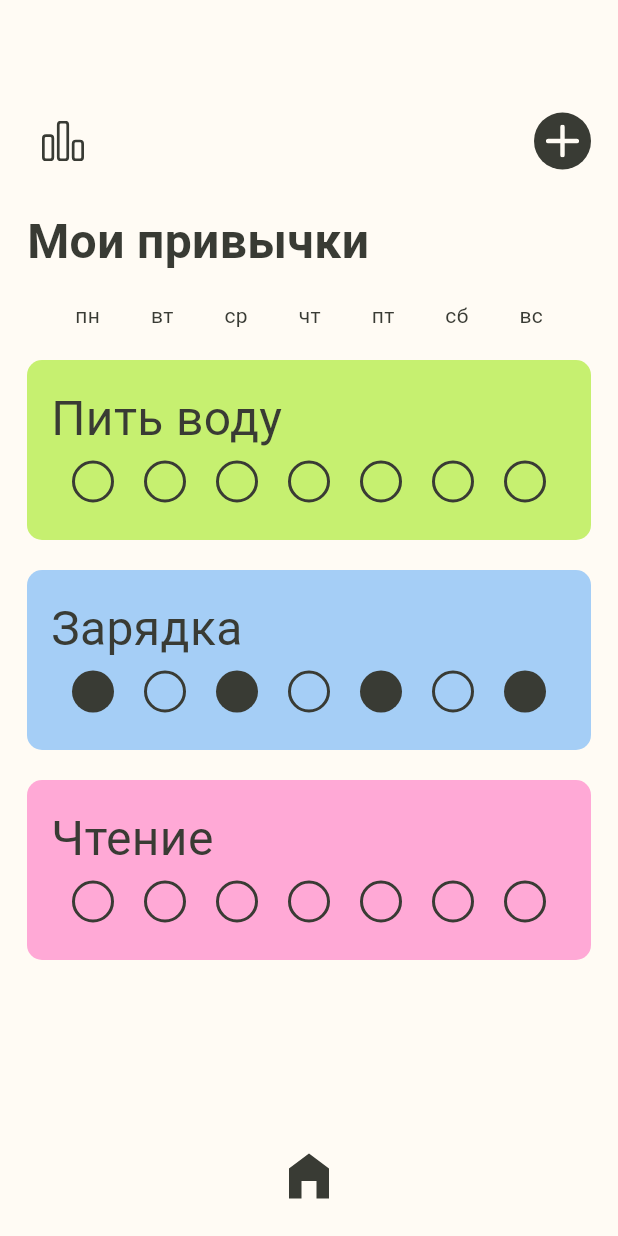
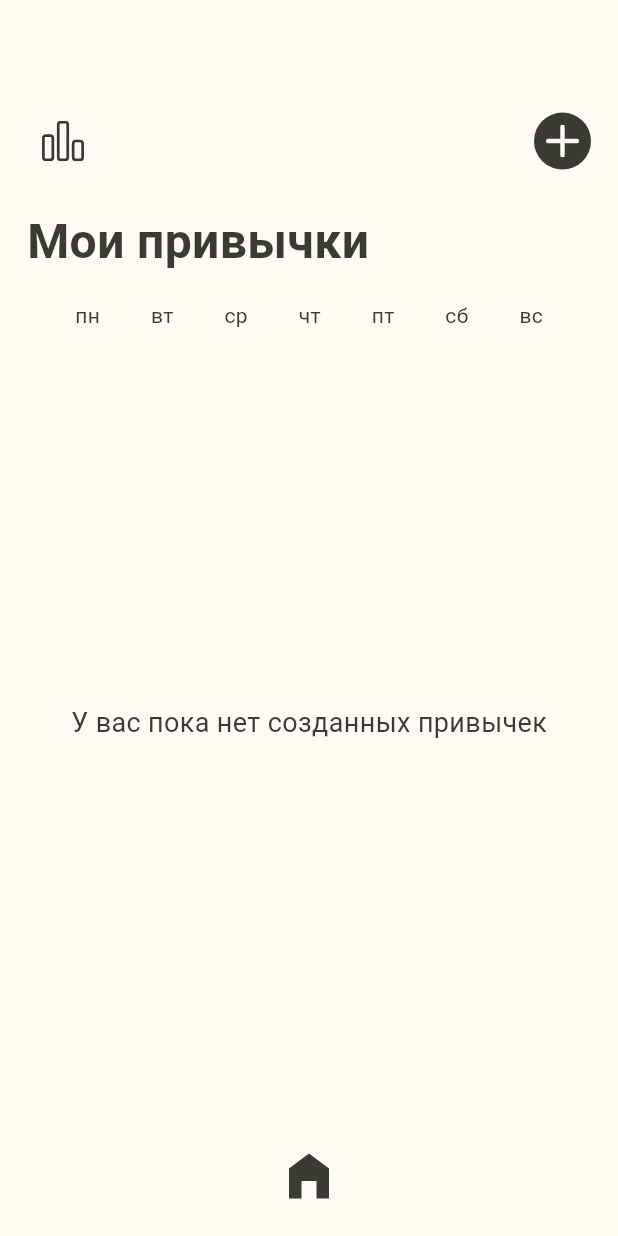
Before and after one commit to kira-ko/habit_tracker, a Flutter app: the screen it shows after launch, on a phone screen of 412 x 824 dp. Run offline on Flutter 3.47's test engine with Material 3 defaults, Android fonts, the phone set to English and light mode, and no system bars; our stand-ins replace flutter_svg, google_fonts, hive, hive_flutter; accounts and stored records are empty.

Commit message:
Добавлена модель привычки. Хранение данных. Логика работы двух экранов

```diff
--- a/lib/models/habit.dart
+++ b/lib/models/habit.dart
@@ -1,13 +1,32 @@
+import 'package:hive/hive.dart';
 import 'package:flutter/material.dart';
 
-class Habit {
-  final String title;
-  final String description;
-  final Color color;
+part 'habit.g.dart';
+
+@HiveType(typeId: 0)
+class Habit extends HiveObject {
+  @HiveField(0)
+  String id;
+
+  @HiveField(1)
+  String title;
+
+  @HiveField(2)
+  String description;
+
+  @HiveField(3)
+  int colorValue;
+
+  @HiveField(4)
+  List<bool> completionStatus;
 
   Habit({
+    required this.id,
     required this.title,
     required this.description,
-    required this.color,
+    required this.colorValue,
+    required this.completionStatus,
   });
+
+  Color get color => Color(colorValue);
 }
--- a/lib/screens/create_habit_screen.dart
+++ b/lib/screens/create_habit_screen.dart
@@ -56,10 +56,14 @@ class _CreateHabitScreenState extends State<CreateHabitScreen> {
                             ? () {
                           // Создаем привычку
                           Habit newHabit = Habit(
+                            id: DateTime.now().millisecondsSinceEpoch.toString(),
                             title: _habitNameController.text,
                             description: _habitDescriptionController.text,
-                            color: habitColor,
+                            colorValue: habitColor.value, // 💡 передаём int!
+                            completionStatus: List.filled(7, false),
                           );
+
+
 
                           // Возвращаемся на предыдущий экран и передаем привычку
                           Navigator.pop(context, newHabit);
--- a/lib/screens/home_screen.dart
+++ b/lib/screens/home_screen.dart
@@ -1,6 +1,8 @@
 import 'package:flutter/material.dart';
 import 'package:flutter_svg/flutter_svg.dart'; // Для использования SVG иконок
 import 'package:habit_tracker/Theme/colors.dart';
+import 'package:habit_tracker/models/habit.dart';
+import 'package:hive/hive.dart';
 
 class HomeScreen extends StatefulWidget {
   @override
@@ -9,18 +11,33 @@ class HomeScreen extends StatefulWidget {
 
 class _HomeScreenState extends State<HomeScreen> {
   // Пример данных привычек
-  final List<Habit> habits = [
-    Habit(name: 'Пить воду', color: AppColors.green),
-    Habit(name: 'Зарядка', color: AppColors.blue),
-    Habit(name: 'Чтение', color: AppColors.pink),
-  ];
+  List<Habit> habits = [];
 
-  // Логика для отслеживания выполнения привычки (можно делать с помощью bool для каждого дня)
-  List<List<bool>> habitCompletionStatus = [
-    [false, false, false, false, false, false, false], // Статус выполнения для первой привычки
-    [true, false, true, false, true, false, true], // Для второй привычки
-    [false, false, false, false, false, false, false], // Для третьей привычки
-  ];
+  final List<String> weekDays = ['Пн', 'Вт', 'Ср', 'Чт', 'Пт', 'Сб', 'Вс'];
+
+  late Box<Habit> habitBox;
+
+  @override
+  void initState() {
+    super.initState();
+    loadHabits(); // Загружаем привычки при старте
+  }
+
+  Future<void> loadHabits() async {
+    habitBox = Hive.box<Habit>('habits'); // открываем бокс
+    setState(() {
+      habits = habitBox.values.toList(); // получаем все привычки
+    });
+  }
+
+  Future<void> saveHabit(Habit habit) async {
+    await habitBox.add(habit); // сохраняем новую привычку
+    setState(() {
+      habits.add(habit); // добавляем в локальный список для обновления UI
+    });
+  }
+
+
 
   @override
   Widget build(BuildContext context) {
@@ -55,8 +72,8 @@ class _HomeScreenState extends State<HomeScreen> {
                       if (newHabit != null && newHabit is Habit) {
                         setState(() {
                           habits.add(newHabit);
-                          habitCompletionStatus.add(List.generate(7, (index) => false)); // Новая привычка → новая строка статусов
                         });
+                        habitBox.add(newHabit);
                       }
                     },
                     child: Container(
@@ -68,7 +85,7 @@ class _HomeScreenState extends State<HomeScreen> {
                       ),
                       child: Center(
                         child: SvgPicture.asset(
-                          'assets/icons/plus_icon.svg', // Путь к твоей иконке
+                          'assets/icons/plus_icon.svg',
                           width: 22,
                           height: 22,
                           color: Color(0xFFFFFBF4), // Цвет иконки
@@ -117,20 +134,26 @@ class _HomeScreenState extends State<HomeScreen> {
               ),
             ),
 
-            // Отображение привычек, если они есть
-            Padding(
-              padding: const EdgeInsets.only(top: 20.0), // Отступ между днями недели и привычками
-              child: Column(
-                children: habits.asMap().map((habitIndex, habit) {
-                  return MapEntry(
-                    habitIndex,
-                    Padding(
+            // Список привычек или сообщение
+            Expanded(
+              child: habits.isEmpty
+                  ? Center(
+                child: Text(
+                  'У вас пока нет созданных привычек',
+                  style: TextStyle(fontSize: 18, color: AppColors.primaryText),
+                ),
+              )
+                  : ListView.builder(
+                itemCount: habits.length,
+                itemBuilder: (context, index) {
+                  final habit = habits[index];
+                  return Padding(
                     padding: const EdgeInsets.only(bottom: 20.0), // Отступ между карточками
                     child: Container(
-                        width: 380,
+                      width: double.infinity,
                       height: 120,
                       decoration: BoxDecoration(
-                          color: habit.color, // Цвет карточки зависит от привычки
+                        color: habit.color,
                         borderRadius: BorderRadius.circular(10),
                       ),
                       child: Padding(
@@ -139,40 +162,43 @@ class _HomeScreenState extends State<HomeScreen> {
                           crossAxisAlignment: CrossAxisAlignment.start,
                           children: [
                             // Название привычки
-                              Text(
-                                habit.name,
+                            Padding(
+                              padding: const EdgeInsets.only(left: 9.0, bottom: 8.0),
+                              child: Text(
+                                habit.title,
                                 style: TextStyle(
                                   fontSize: 32,
                                   color: AppColors.primaryText,
                                 ),
                               ),
-                              // Дни недели для отметок выполнения
-                              Padding(
-                                padding: const EdgeInsets.only(top: 5.0),
-                                child: Row(
+                            ),
+                            // Кружки для дней
+                            Row(
                               mainAxisAlignment: MainAxisAlignment.center,
-                                  children: List.generate(7, (index) {
-                                    bool isCompleted = habitCompletionStatus[habitIndex][index]; // Логика выполнения привычки
+                              children: List.generate(7, (dayIndex) {
+                                bool isCompleted = habit.completionStatus[dayIndex];
                                 return Padding(
                                   padding: const EdgeInsets.symmetric(horizontal: 10.0),
                                   child: GestureDetector(
-                                        onTap: () {
+                                    onTap: () async {
                                       setState(() {
-                                            habitCompletionStatus[habitIndex][index] = !isCompleted;
+                                        habit.completionStatus[dayIndex] = !isCompleted;
                                       });
+                                      await habit.save(); // сохраняем изменения в Hive
                                     },
+
                                     child: CircleAvatar(
                                       radius: 14,
                                       backgroundColor: isCompleted
-                                              ? Color(0xFF393B34) // Темный цвет, когда выполнено
-                                              : Colors.transparent, // Прозрачный, когда не выполнено
+                                          ? Color(0xFF393B34)
+                                          : Colors.transparent,
                                       child: isCompleted
                                           ? SizedBox.shrink()
                                           : Container(
                                         decoration: BoxDecoration(
                                           border: Border.all(
-                                                color: AppColors.primaryText, // Цвет контура
-                                                width: 2, // Толщина контура
+                                            color: AppColors.primaryText,
+                                            width: 2,
                                           ),
                                           shape: BoxShape.circle,
                                         ),
@@ -182,14 +208,13 @@ class _HomeScreenState extends State<HomeScreen> {
                                 );
                               }),
                             ),
-                              )
                           ],
                         ),
                       ),
                     ),
-                    ),
                   );
-                }).values.toList(),
+                },
+
               ),
             ),
           ],
@@ -216,11 +241,3 @@ class _HomeScreenState extends State<HomeScreen> {
     );
   }
 }
-
-// Модель привычки
-class Habit {
-  final String name;
-  final Color color;
-
-  Habit({required this.name, required this.color});
-}
```
Also changed, not shown: lib/main.dart (+9 -1 lines), pubspec.yaml (+8 -1 lines), lib/models/habit.g.dart (added), pubspec.lock. Lines whose indentation alone changed are shown as unchanged.
